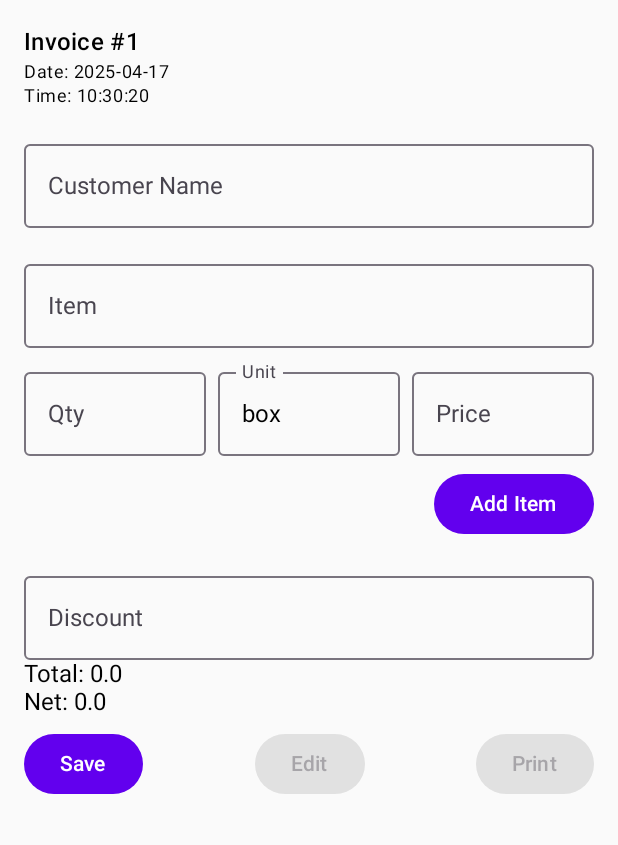
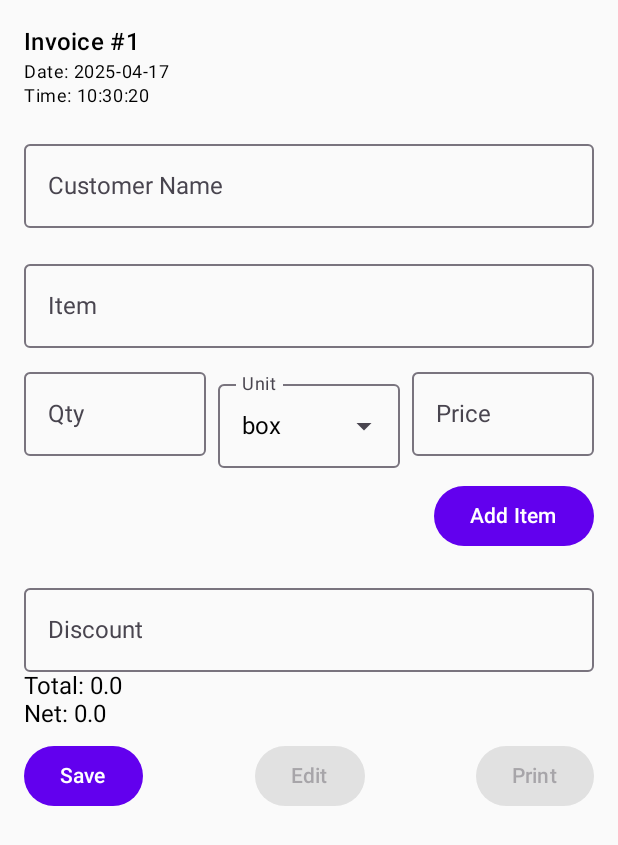
Before and after one commit to bhkrayem/ChInv, an Android app built with Jetpack Compose: the InvoiceScreen screen opened through its navigation route, on a phone screen of 412 x 824 dp. Shown: the top 845 px of the screen. Run offline under Robolectric (Android 15) with nearby library versions, the phone set to English and light mode, and no system bars; our stand-ins replace Room's generated code.

Commit message:
Merge remote-tracking branch 'origin/master'

```diff
--- a/app/src/main/java/com/bahaa/chinv/InvoiceScreen.kt
+++ b/app/src/main/java/com/bahaa/chinv/InvoiceScreen.kt
@@ -25,6 +25,11 @@ import java.text.SimpleDateFormat
 import java.util.*
 import com.bahaa.chinv.viewmodel.CustomerViewModel
 import androidx.lifecycle.viewmodel.compose.viewModel
+import androidx.compose.material3.DropdownMenuItem
+import androidx.compose.material.icons.outlined.ArrowDropDown
+
+
+
 
 
 @SuppressLint("SimpleDateFormat")
@@ -229,7 +234,10 @@ fun AddInvoiceItemRow(onAdd: (InvoiceItem) -> Unit) {
                 keyboardOptions = KeyboardOptions(keyboardType = KeyboardType.Number)
             )
 
-            Box(modifier = Modifier.weight(1f)) {
+            Box(modifier = Modifier
+                .weight(1f)
+                .padding(top = 8.dp)) {
+
                 OutlinedTextField(
                     value = unit,
                     onValueChange = {},
@@ -237,7 +245,15 @@ fun AddInvoiceItemRow(onAdd: (InvoiceItem) -> Unit) {
                     modifier = Modifier
                         .fillMaxWidth()
                         .clickable { expanded = true },
-                    readOnly = true
+                    readOnly = true,
+                    trailingIcon = {
+                        IconButton(onClick = { expanded = !expanded }) {
+                            Icon(
+                                imageVector = Icons.Outlined.ArrowDropDown,
+                                contentDescription = "Dropdown"
+                            )
+                        }
+                    }
                 )
 
                 DropdownMenu(
```
